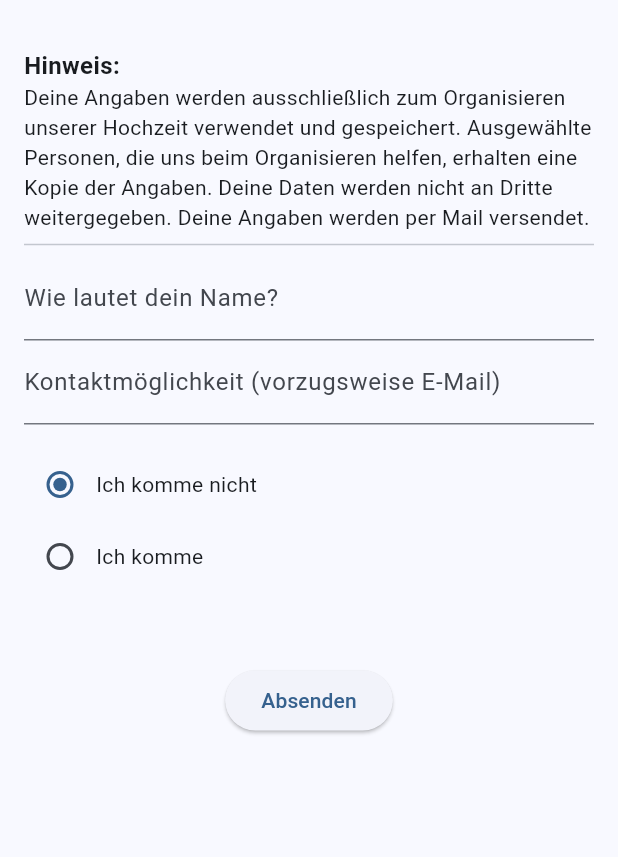
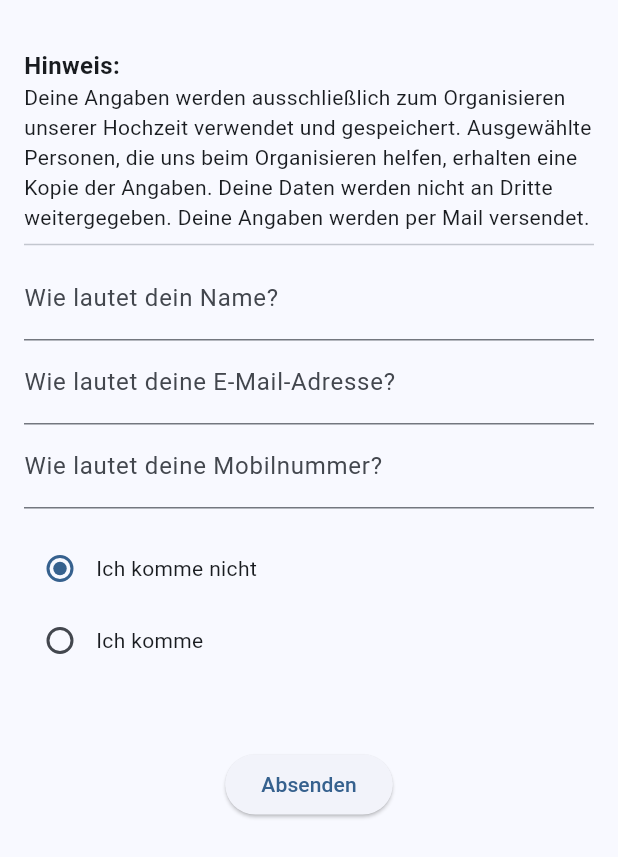
Before and after one commit to jherrma/weddingform, a Flutter app: the FormWidget widget shown alone on an empty page, opened directly with empty values, on a phone screen of 412 x 824 dp. Shown: the top 857 px of the screen. Run offline on Flutter 3.47's test engine with Material 3 defaults, Android fonts, the phone set to English and light mode, and no system bars.

Commit message:
refactor form to match needs of nosa

```diff
--- a/webapp/lib/form_widget.dart
+++ b/webapp/lib/form_widget.dart
@@ -4,6 +4,15 @@ import 'package:weddingform/Models/authentication_type.dart';
 import 'dart:convert';
 
 import 'package:weddingform/Services/http_service.dart';
+
+enum RideOption {
+  public(0),
+  searching(1),
+  offering(2);
+
+  final int value;
+  const RideOption(this.value);
+}
 
 class FormWidget extends StatefulWidget {
   final AuthenticationState authenticationState;
@@ -23,7 +32,6 @@ class _FormWidgetState extends State<FormWidget> {
   bool isBringingCake = false;
   bool showNameError = false;
   bool showPeopleError = false;
-  bool showMealError = false;
   bool showCakeError = false;
   bool showContributionError = false;
   bool showWhoComingError = false;
@@ -38,20 +46,13 @@ class _FormWidgetState extends State<FormWidget> {
   final _peopleController = TextEditingController();
   final _cakeFlavorController = TextEditingController();
   final _topicController = TextEditingController();
-  final _contactInfoController = TextEditingController();
+  final _emailController = TextEditingController();
 
-  final TextEditingController _startersOption1Controller =
-      TextEditingController();
-  final TextEditingController _startersOption2Controller =
-      TextEditingController();
-  final TextEditingController _mainOption1Controller = TextEditingController();
-  final TextEditingController _mainOption2Controller = TextEditingController();
-  final TextEditingController _mainOption3Controller = TextEditingController();
-  final TextEditingController _dessertOption1Controller =
-      TextEditingController();
-  final TextEditingController _dessertOption2Controller =
-      TextEditingController();
   final TextEditingController _whoComingController = TextEditingController();
+
+  // Add a new controller and error state
+  final _phoneController = TextEditingController();
+  bool showPhoneError = false;
 
   // Add constants for menu option texts
   static const String doYouBringCakeText = 'Bringst du einen Kuchen mit?';
@@ -63,22 +64,6 @@ class _FormWidgetState extends State<FormWidget> {
 
   static const String needProjectorText = 'Brauchst du einen Projektor?';
   static const String needMusicText = 'Spielst du Musik ab?';
-  static const String whatDoYouWantToEatText = 'Was möchtet ihr essen?';
-  static const String selectZeroText =
-      'Wähle \'0\', wenn du keine Mahlzeit möchtest.';
-
-  // meal
-  static const String starterOption1Text = 'Schwäbische Hochzeitssuppe';
-  static const String starterOption2Text = 'Bunter Beilagensalat';
-
-  static const String mainOption1Text = 'Rinderschmorbraten';
-  static const String mainOption2Text =
-      'Hähnchenbrust unter der Kräuterkruste mit Grillgemüse und Gnocchi';
-  static const String mainOption3Text =
-      'Gebackene Falafel mit Humus, Granatapfelkernen und Rosmarinkartoffeln (vegan)';
-
-  static const String dessertOption1Text = 'Crème brûlée';
-  static const String dessertOption2Text = 'Mousse au Chocolat (vegan)';
 
   // Extracted constants
   static const String headerHinweis = 'Hinweis:';
@@ -86,8 +71,7 @@ class _FormWidgetState extends State<FormWidget> {
       'Deine Angaben werden ausschließlich zum Organisieren unserer Hochzeit verwendet und gespeichert. Ausgewählte Personen, die uns beim Organisieren helfen, erhalten eine Kopie der Angaben. Deine Daten werden nicht an Dritte weitergegeben. Deine Angaben werden per Mail versendet.';
   static const String submitButtonText = 'Absenden';
   static const String nameLabel = 'Wie lautet dein Name?';
-  static const String contactInfoLabel =
-      'Kontaktmöglichkeit (vorzugsweise E-Mail)';
+  static const String emailLabel = 'Wie lautet deine E-Mail-Adresse?';
   static const String imNotComingText = 'Ich komme nicht';
   static const String imComingText = 'Ich komme';
   static const String numberOfPeopleText = 'Mit wie vielen Personen kommst du?';
@@ -105,10 +89,28 @@ class _FormWidgetState extends State<FormWidget> {
   static const String submissionErrorText =
       'Fehler beim Absenden des Formulars. Bitte versuche es erneut.';
 
+  static const String phoneLabel = 'Wie lautet deine Mobilnummer?';
+  static const String phoneErrorText = 'Bitte gib deine Mobilnummer an.';
+
+  bool isBringingSnacks = false;
+  final TextEditingController _snacksController = TextEditingController();
+  bool showSnacksError = false;
+
+  static const String doYouBringSnacksText = 'Bringst du Häppchen mit?';
+  static const String snacksLabel = 'Welche Häppchen bringst du mit?';
+  static const String snacksErrorText =
+      'Bitte gib an, welche Häppchen du mitbringst.';
+
+  RideOption rideOption = RideOption.public;
+  final _needRideController = TextEditingController();
+  final _offerRideController = TextEditingController();
+  bool showNeedRideError = false;
+  bool showOfferRideError = false;
+
   bool _isFormValid() {
     bool foundError = false;
-    if (_nameController.text.trim().isEmpty ||
-        _nameController.text.trim().length < 3) {
+    String name = _nameController.text.trim();
+    if (name.isEmpty || name.length < 3) {
       setState(() {
         showNameError = true;
       });
@@ -119,7 +121,7 @@ class _FormWidgetState extends State<FormWidget> {
       });
     }
 
-    if (_contactInfoController.text.trim().isEmpty) {
+    if (_emailController.text.trim().isEmpty) {
       setState(() {
         showContactInfoError = true;
       });
@@ -130,69 +132,112 @@ class _FormWidgetState extends State<FormWidget> {
       });
     }
 
-    if (isComing) {
+    if (_phoneController.text.trim().isEmpty) {
+      setState(() {
+        showPhoneError = true;
+      });
+      foundError = true;
+    } else {
+      setState(() {
+        showPhoneError = false;
+      });
+    }
+
+    if (!isComing) {
+      return !foundError;
+    }
+
     String peopleText = _peopleController.text.trim();
     int? numberOfPeople = int.tryParse(peopleText);
-      bool peopleValid =
-          peopleText.isNotEmpty && numberOfPeople != null && numberOfPeople > 0;
+    bool peopleValid = numberOfPeople != null && numberOfPeople > 0;
 
     String whoComingText = _whoComingController.text.trim();
-      bool whoIsComingValid = whoComingText.isNotEmpty;
+    bool whoIsComingValid =
+        whoComingText.isNotEmpty && whoComingText.length > 3;
 
-      bool cakeValid = true;
-      if (isBringingCake) {
-        String cakeText = _cakeFlavorController.text.trim();
-        cakeValid = cakeText.isNotEmpty && cakeText.length > 3;
-      }
-
-      bool mealValid = true;
-      if (widget.authenticationState.authenticationType ==
-          AuthenticationType.attendingFestivities) {
-        mealValid = (_startersOption1Controller.text.trim().isNotEmpty &&
-                int.tryParse(_startersOption1Controller.text.trim()) != null &&
-                int.parse(_startersOption1Controller.text.trim()) >= 0) ||
-            (_startersOption2Controller.text.trim().isNotEmpty &&
-                int.tryParse(_startersOption2Controller.text.trim()) != null &&
-                int.parse(_startersOption2Controller.text.trim()) >= 0) ||
-            (_mainOption1Controller.text.trim().isNotEmpty &&
-                int.tryParse(_mainOption1Controller.text.trim()) != null &&
-                int.parse(_mainOption1Controller.text.trim()) >= 0) ||
-            (_mainOption2Controller.text.trim().isNotEmpty &&
-                int.tryParse(_mainOption2Controller.text.trim()) != null &&
-                int.parse(_mainOption2Controller.text.trim()) >= 0) ||
-            (_mainOption3Controller.text.trim().isNotEmpty &&
-                int.tryParse(_mainOption3Controller.text.trim()) != null &&
-                int.parse(_mainOption3Controller.text.trim()) >= 0) ||
-            (_dessertOption1Controller.text.trim().isNotEmpty &&
-                int.tryParse(_dessertOption1Controller.text.trim()) != null &&
-                int.parse(_dessertOption1Controller.text.trim()) >= 0) ||
-            (_dessertOption2Controller.text.trim().isNotEmpty &&
-                int.tryParse(_dessertOption2Controller.text.trim()) != null &&
-                int.parse(_dessertOption2Controller.text.trim()) >= 0);
-      }
-
-      bool contributionValid = true;
-      if (hasContribution) {
-        String contributionText = _topicController.text.trim();
-        contributionValid =
-            contributionText.isNotEmpty && contributionText.length > 3;
-      }
+    foundError = !(peopleValid && whoIsComingValid);
 
     setState(() {
       showPeopleError = !peopleValid;
       showWhoComingError = !whoIsComingValid;
-        showMealError = !mealValid;
-        showContributionError = !contributionValid;
-        showCakeError = !cakeValid;
     });
 
-      foundError = foundError ||
-          !peopleValid ||
-          !mealValid ||
-          !cakeValid ||
-          !contributionValid ||
-          !whoIsComingValid;
+    if (isBringingCake) {
+      String cakeText = _cakeFlavorController.text.trim();
+      if (cakeText.isNotEmpty && cakeText.length > 3) {
+        setState(() {
+          showCakeError = false;
+        });
+      } else {
+        setState(() {
+          showCakeError = true;
+        });
+        foundError = true;
       }
+    }
+
+    if (isBringingSnacks) {
+      String snacks = _snacksController.text.trim();
+      if (snacks.isEmpty || snacks.length < 3) {
+        setState(() {
+          showSnacksError = true;
+        });
+        foundError = true;
+      } else {
+        setState(() {
+          showSnacksError = false;
+        });
+      }
+    }
+
+    if (widget.authenticationState.authenticationType !=
+        AuthenticationType.attendingFestivities) {
+      return !foundError;
+    }
+
+    if (hasContribution) {
+      String contributionText = _topicController.text.trim();
+      if (contributionText.isNotEmpty && contributionText.length > 3) {
+        setState(() {
+          showContributionError = false;
+        });
+      } else {
+        setState(() {
+          showContributionError = true;
+        });
+        foundError = true;
+      }
+    }
+
+    if (rideOption == RideOption.searching) {
+      String needRide = _needRideController.text.trim();
+      int? needRideAmount = int.tryParse(needRide);
+
+      if (needRideAmount == null || needRideAmount <= 0) {
+        setState(() {
+          showNeedRideError = true;
+        });
+        foundError = true;
+      } else {
+        setState(() {
+          showNeedRideError = false;
+        });
+      }
+    } else if (rideOption == RideOption.offering) {
+      String offerRide = _offerRideController.text.trim();
+      int? offerRideAmount = int.tryParse(offerRide);
+      if (offerRideAmount == null || offerRideAmount <= 0) {
+        setState(() {
+          showOfferRideError = true;
+        });
+        foundError = true;
+      } else {
+        setState(() {
+          showOfferRideError = false;
+        });
+      }
+    }
+
     return !foundError;
   }
 
@@ -206,20 +251,19 @@ class _FormWidgetState extends State<FormWidget> {
         "isComing": isComing,
         "whoIsComing": _whoComingController.text,
         "numberOfPeople": int.tryParse(_peopleController.text) ?? 0,
-        "contactInformation": _contactInfoController.text,
+        "contactInformation": _emailController.text,
+        "phone": _phoneController.text,
         "doYouHaveContribution": hasContribution,
         "topic": _topicController.text,
         "needProjector": needProjector,
         "needMusic": needMusic,
         "doYouBringCake": isBringingCake,
         "cakeFlavor": _cakeFlavorController.text,
-        "startersOption1": _startersOption1Controller.text,
-        "startersOption2": _startersOption2Controller.text,
-        "mainOption1": _mainOption1Controller.text,
-        "mainOption2": _mainOption2Controller.text,
-        "mainOption3": _mainOption3Controller.text,
-        "dessertOption1": _dessertOption1Controller.text,
-        "dessertOption2": _dessertOption2Controller.text,
+        "doYouBringSnacks": isBringingSnacks,
+        "snacksFlavor": _snacksController.text,
+        "rideOption": rideOption.value,
+        "needRide": int.tryParse(_needRideController.text) ?? 0,
+        "offerRide": int.tryParse(_offerRideController.text) ?? 0,
       };
 
       final username = widget.authenticationState.username;
@@ -294,13 +338,22 @@ class _FormWidgetState extends State<FormWidget> {
                       style: TextStyle(color: Colors.red),
                     ),
                   TextField(
-                    controller: _contactInfoController,
-                    decoration:
-                        const InputDecoration(labelText: contactInfoLabel),
+                    controller: _emailController,
+                    decoration: const InputDecoration(labelText: emailLabel),
                   ),
                   if (showContactInfoError)
                     Text(
                       contactInfoErrorText,
+                      style: TextStyle(color: Colors.red),
+                    ),
+                  // Insert new phone field here
+                  TextField(
+                    controller: _phoneController,
+                    decoration: const InputDecoration(labelText: phoneLabel),
+                  ),
+                  if (showPhoneError)
+                    Text(
+                      phoneErrorText,
                       style: TextStyle(color: Colors.red),
                     ),
                   SizedBox(height: 16),
@@ -425,6 +478,59 @@ class _FormWidgetState extends State<FormWidget> {
                           style: TextStyle(color: Colors.red),
                         ),
                     ],
+                    SizedBox(height: 16),
+                    Align(
+                      alignment: Alignment.centerLeft,
+                      child: Text(
+                        doYouBringSnacksText,
+                        style: TextStyle(
+                            fontWeight: FontWeight.bold, fontSize: 16),
+                      ),
+                    ),
+                    Column(
+                      children: [
+                        InkWell(
+                          onTap: () => setState(() => isBringingSnacks = false),
+                          child: Row(
+                            children: [
+                              Radio<bool>(
+                                value: false,
+                                groupValue: isBringingSnacks,
+                                onChanged: (val) =>
+                                    setState(() => isBringingSnacks = val!),
+                              ),
+                              const Text(noText),
+                            ],
+                          ),
+                        ),
+                        InkWell(
+                          onTap: () => setState(() => isBringingSnacks = true),
+                          child: Row(
+                            children: [
+                              Radio<bool>(
+                                value: true,
+                                groupValue: isBringingSnacks,
+                                onChanged: (val) =>
+                                    setState(() => isBringingSnacks = val!),
+                              ),
+                              const Text(yesText),
+                            ],
+                          ),
+                        ),
+                      ],
+                    ),
+                    if (isBringingSnacks) ...[
+                      TextField(
+                        controller: _snacksController,
+                        decoration:
+                            const InputDecoration(labelText: snacksLabel),
+                      ),
+                      if (showSnacksError)
+                        Text(
+                          snacksErrorText,
+                          style: TextStyle(color: Colors.red),
+                        ),
+                    ],
                     if (widget.authenticationState.authenticationType ==
                         AuthenticationType.attendingFestivities) ...[
                       SizedBox(height: 16),
@@ -499,162 +605,90 @@ class _FormWidgetState extends State<FormWidget> {
                       Align(
                         alignment: Alignment.centerLeft,
                         child: Text(
-                          whatDoYouWantToEatText,
+                          'Fahrt zur Feier',
                           style: TextStyle(
                               fontWeight: FontWeight.bold, fontSize: 16),
                         ),
                       ),
-                      Align(
-                          alignment: Alignment.centerLeft,
-                          child: Text(selectZeroText)),
-                      SizedBox(height: 8),
-                      // Starters Section
-                      Align(
-                        alignment: Alignment.centerLeft,
-                        child: Text(
-                          'Vorspeisen',
-                          style: TextStyle(
-                              fontWeight: FontWeight.bold, fontSize: 14),
+                      Column(
+                        children: [
+                          InkWell(
+                            onTap: () =>
+                                setState(() => rideOption = RideOption.public),
+                            child: Row(
+                              children: [
+                                Radio<RideOption>(
+                                  value: RideOption.public,
+                                  groupValue: rideOption,
+                                  onChanged: (val) =>
+                                      setState(() => rideOption = val!),
+                                ),
+                                const Text('Ich fahre öffentlich'),
+                              ],
                             ),
                           ),
-                      Row(
+                          InkWell(
+                            onTap: () => setState(
+                                () => rideOption = RideOption.searching),
+                            child: Row(
                               children: [
-                          Expanded(
-                            child: Text(starterOption1Text),
+                                Radio<RideOption>(
+                                  value: RideOption.searching,
+                                  groupValue: rideOption,
+                                  onChanged: (val) =>
+                                      setState(() => rideOption = val!),
                                 ),
-                          SizedBox(width: 16),
-                          Expanded(
-                            child: TextField(
-                              controller: _startersOption1Controller,
-                              keyboardType: TextInputType.number,
-                              decoration: InputDecoration(labelText: 'Menge'),
+                                const Text('Ich suche eine Mitfahrgelegenheit'),
+                              ],
                             ),
                           ),
+                          if (rideOption == RideOption.searching) ...[
+                            TextField(
+                              controller: _needRideController,
+                              keyboardType: TextInputType.number,
+                              decoration: const InputDecoration(
+                                  labelText: 'Wie viele Personen suchen?'),
+                            ),
+                            if (showNeedRideError)
+                              const Text(
+                                'Bitte eine gültige Anzahl angeben.',
+                                style: TextStyle(color: Colors.red),
+                              ),
+                          ],
+                          InkWell(
+                            onTap: () => setState(
+                                () => rideOption = RideOption.offering),
+                            child: Row(
+                              children: [
+                                Radio<RideOption>(
+                                  value: RideOption.offering,
+                                  groupValue: rideOption,
+                                  onChanged: (val) =>
+                                      setState(() => rideOption = val!),
+                                ),
+                                const Text('Ich biete eine Mitfahrgelegenheit'),
                               ],
                             ),
-                      Row(
-                        children: [
-                          Expanded(
-                            child: Text(starterOption2Text),
                           ),
-                          SizedBox(width: 16),
-                          Expanded(
-                            child: TextField(
-                              controller: _startersOption2Controller,
+                          if (rideOption == RideOption.offering) ...[
+                            TextField(
+                              controller: _offerRideController,
                               keyboardType: TextInputType.number,
-                              decoration: InputDecoration(labelText: 'Menge'),
+                              decoration: const InputDecoration(
+                                  labelText:
+                                      'Für wie viele Personen hast du Platz?'),
                             ),
+                            if (showOfferRideError)
+                              const Text(
+                                'Bitte eine gültige Anzahl angeben.',
+                                style: TextStyle(color: Colors.red),
                               ),
                           ],
-                      ),
-                      SizedBox(height: 16),
-                      // Main Course Section
-                      Align(
-                        alignment: Alignment.centerLeft,
-                        child: Text(
-                          'Hauptgerichte',
-                          style: TextStyle(
-                              fontWeight: FontWeight.bold, fontSize: 14),
-                        ),
-                      ),
-                      Row(
-                        children: [
-                          Expanded(
-                            child: Text(mainOption1Text),
-                          ),
-                          SizedBox(width: 16),
-                          Expanded(
-                            child: TextField(
-                              controller: _mainOption1Controller,
-                              keyboardType: TextInputType.number,
-                              decoration: InputDecoration(labelText: 'Menge'),
-                            ),
-                          ),
                         ],
-                      ),
-                      SizedBox(
-                        height: 5,
-                      ),
-                      Row(
-                        children: [
-                          Expanded(
-                            child: Text(mainOption2Text),
-                          ),
-                          SizedBox(width: 16),
-                          Expanded(
-                            child: TextField(
-                              controller: _mainOption2Controller,
-                              keyboardType: TextInputType.number,
-                              decoration: InputDecoration(labelText: 'Menge'),
-                            ),
-                          ),
-                        ],
-                      ),
-                      SizedBox(
-                        height: 5,
-                      ),
-                      Row(
-                        children: [
-                          Expanded(
-                            child: Text(mainOption3Text),
-                          ),
-                          SizedBox(width: 16),
-                          Expanded(
-                            child: TextField(
-                              controller: _mainOption3Controller,
-                              keyboardType: TextInputType.number,
-                              decoration: InputDecoration(labelText: 'Menge'),
-                            ),
-                          ),
-                        ],
-                      ),
-                      SizedBox(height: 16),
-                      // Dessert Section
-                      Align(
-                        alignment: Alignment.centerLeft,
-                        child: Text(
-                          'Desserts',
-                          style: TextStyle(
-                              fontWeight: FontWeight.bold, fontSize: 14),
-                        ),
-                      ),
-                      Row(
-                        children: [
-                          Expanded(
-                            child: Text(dessertOption1Text),
-                          ),
-                          SizedBox(width: 16),
-                          Expanded(
-                            child: TextField(
-                              controller: _dessertOption1Controller,
-                              keyboardType: TextInputType.number,
-                              decoration: InputDecoration(labelText: 'Menge'),
-                            ),
-                          ),
-                        ],
-                      ),
-                      Row(
-                        children: [
-                          Expanded(
-                            child: Text(dessertOption2Text),
-                          ),
-                          SizedBox(width: 16),
-                          Expanded(
-                            child: TextField(
-                              controller: _dessertOption2Controller,
-                              keyboardType: TextInputType.number,
-                              decoration: InputDecoration(labelText: 'Menge'),
-                            ),
-                          ),
-                        ],
-                      ),
-                      if (showMealError)
-                        Text(
-                          'Bitte wählen Sie Ihre Essensoptionen aus. Wenn Sie kein Essen möchten, wählen Sie bitte 0.',
-                          style: TextStyle(color: Colors.red),
                       ),
                     ]
                   ],
+
                   SizedBox(height: 32),
                   isSubmitting
                       ? CircularProgressIndicator()
```
Also changed, not shown: 2 other files. Lines whose indentation alone changed are shown as unchanged.
